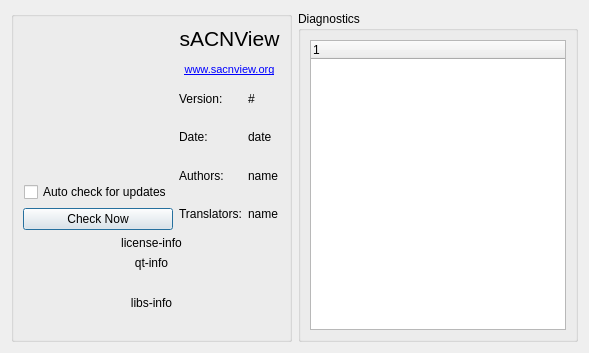
This is ui/aboutdialog.ui in docsteer/sacnview as Qt 5 draws it before an edit. The edited form follows.
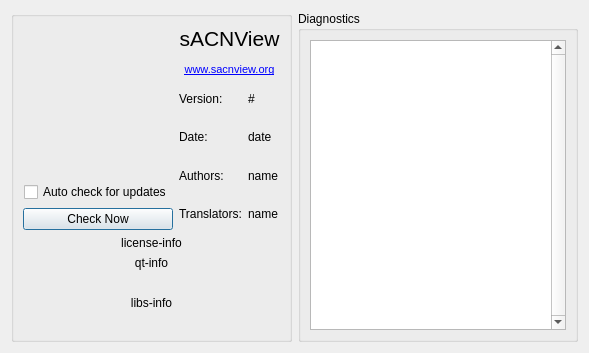
This is the edited form. Icons and pictures are not drawn.

Commit message:
Use a QTableView for the About diagnostics
Sortable and more easily scannable when the list is large

Patch:
```diff
--- a/ui/aboutdialog.ui
+++ b/ui/aboutdialog.ui
@@ -349,21 +349,34 @@
      </property>
      <layout class="QHBoxLayout" name="horizontalLayout_2">
       <item>
-       <widget class="QTreeWidget" name="twDiag">
+       <widget class="QTableView" name="twDiag">
         <property name="sizePolicy">
-         <sizepolicy hsizetype="MinimumExpanding" vsizetype="MinimumExpanding">
+         <sizepolicy hsizetype="MinimumExpanding" vsizetype="Preferred">
           <horstretch>0</horstretch>
           <verstretch>0</verstretch>
          </sizepolicy>
         </property>
-        <property name="columnCount">
-         <number>1</number>
+        <property name="verticalScrollBarPolicy">
+         <enum>Qt::ScrollBarAlwaysOn</enum>
         </property>
-        <column>
-         <property name="text">
-          <string notr="true">1</string>
-         </property>
-        </column>
+        <property name="horizontalScrollBarPolicy">
+         <enum>Qt::ScrollBarAlwaysOff</enum>
+        </property>
+        <property name="alternatingRowColors">
+         <bool>true</bool>
+        </property>
+        <property name="selectionMode">
+         <enum>QAbstractItemView::NoSelection</enum>
+        </property>
+        <property name="wordWrap">
+         <bool>false</bool>
+        </property>
+        <property name="cornerButtonEnabled">
+         <bool>false</bool>
+        </property>
+        <attribute name="verticalHeaderVisible">
+         <bool>false</bool>
+        </attribute>
        </widget>
       </item>
      </layout>
```
The commit also changes 5 other files.
